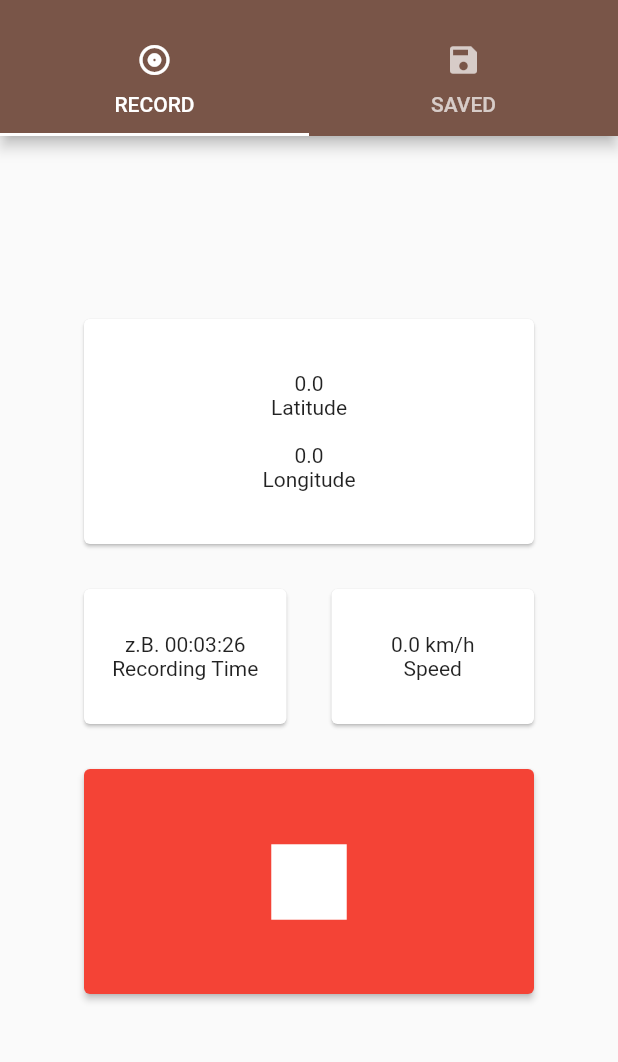
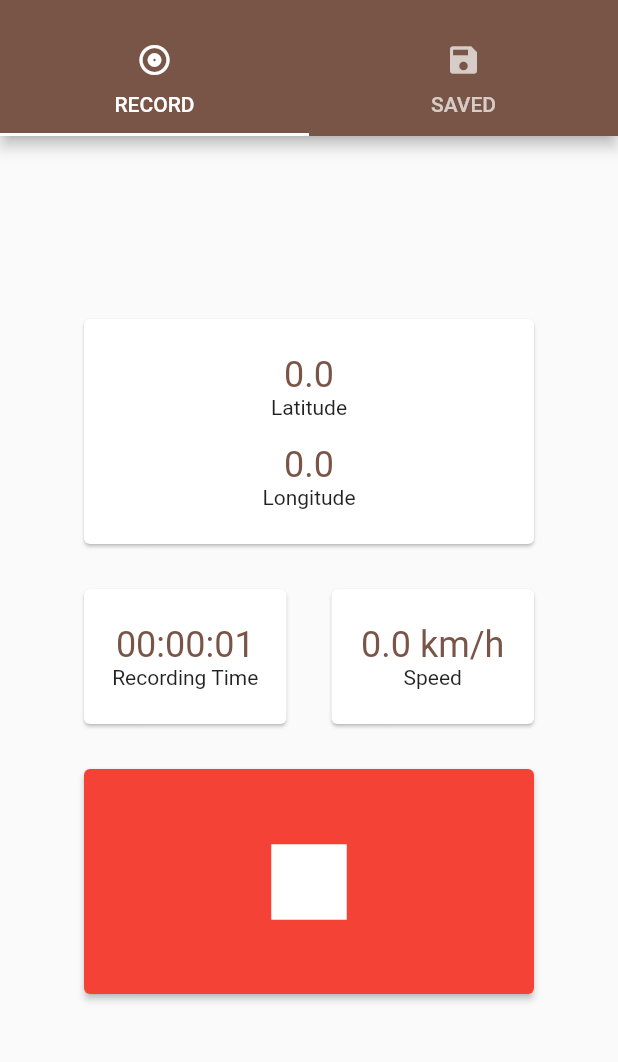
Before and after one commit to semijon26/trackme, a Flutter app: the screen it shows after launch, after a tap on the "play arrow" icon, on a phone screen of 412 x 824 dp, the part 59-1121 px from its top. Run offline on Flutter 3.47's test engine with Material 2 defaults, Android fonts, the phone set to English and light mode, and no system bars; our stand-ins replace flutter_slidable, geolocator, hive, hive_flutter; accounts and stored records are empty.

Commit message:
fixed Record page refreshing and information representation

```diff
--- a/lib/ui/main.dart
+++ b/lib/ui/main.dart
@@ -16,6 +16,7 @@ import 'package:flutter_slidable/flutter_slidable.dart';
 Recorder recorder = Recorder();
 DateFormat dateFormatter = DateFormat('yyyy-MM-dd');
 DateFormat timeFormatter = DateFormat('h:mm a');
+DateTime? _startButtonTimestamp;
 
 Future<void> main() async {
   await Hive.initFlutter();
@@ -67,12 +68,15 @@ class MyHomePage extends StatefulWidget {
 }
 
 class _MyHomePageState extends State<MyHomePage> {
+  late Timer _timer;
   bool _isRecording = recorder.isRecording;
+  var timestamp = ValueNotifier(recorder.timestamp);
 
   void _switchRecordingStatus() {
     setState(() {
       if (!_isRecording) {
         // nimmt noch nicht auf -> starte
+        _startButtonTimestamp = DateTime.now();
         recorder.startRecording();
         _isRecording = recorder.isRecording;
       } else {
@@ -83,16 +87,8 @@ class _MyHomePageState extends State<MyHomePage> {
     });
   }
 
-  void _refreshData() {
-    Timer.periodic(const Duration(milliseconds: 100), (Timer t) {
-      setState(() {});
-    });
-  }
-
   @override
   Widget build(BuildContext context) {
-    //_refreshData();  -------------NOTWENDIG UM INFOS STÄNDIG ZU AKTUALISIEREN, aber verursacht Performance Verlust---------
-
     return Scaffold(
       appBar: AppBar(
         title: Text(widget.title),
@@ -113,7 +109,10 @@ class _MyHomePageState extends State<MyHomePage> {
 
   Center buildMainPage() {
     return Center(
-      child: Column(
+      child: ValueListenableBuilder(
+        valueListenable: timestamp,
+        builder: (context, n, c) {
+          return Column(
             mainAxisAlignment: MainAxisAlignment.center,
             children: <Widget>[
               SizedBox(
@@ -125,10 +124,12 @@ class _MyHomePageState extends State<MyHomePage> {
                     child: Column(
                       mainAxisAlignment: MainAxisAlignment.center,
                       children: [
-                    Text(_isRecording ? recorder.latitude.toString() : '--'),
+                        Text(_isRecording ? recorder.latitude.toString() : '--',
+                          style: const TextStyle(fontSize: 24, color: Colors.brown),),
                         const Text('Latitude'),
                         Text(''),
-                    Text(_isRecording ? recorder.longitude.toString() : '--'),
+                        Text(_isRecording ? recorder.longitude.toString() : '--',
+                          style: const TextStyle(fontSize: 24, color: Colors.brown),),
                         const Text('Longitude'),
                       ],
                     ),
@@ -147,7 +148,8 @@ class _MyHomePageState extends State<MyHomePage> {
                         child: Column(
                           mainAxisAlignment: MainAxisAlignment.center,
                           children: [
-                    Text(_isRecording ? 'z.B. 00:03:26' : '--'),
+                            Text(_isRecording ? _getRecordingDuration() : '--',
+                              style: const TextStyle(fontSize: 24, color: Colors.brown),),
                             const Text('Recording Time'),
                           ],
                         ),
@@ -163,7 +165,11 @@ class _MyHomePageState extends State<MyHomePage> {
                         child: Column(
                           mainAxisAlignment: MainAxisAlignment.center,
                           children: [
-                        Text(_isRecording ? formatAndCheckSpeedValue(recorder.speed) : '--'),
+                            Text(_isRecording
+                                ? formatAndCheckSpeedValue(recorder.speed)
+                                : '--',
+                              style: const TextStyle(fontSize: 24, color: Colors.brown),
+                            ),
                             const Text('Speed'),
                           ],
                         ),
@@ -181,6 +187,8 @@ class _MyHomePageState extends State<MyHomePage> {
                 child: _getStartStopButtonIcon(),
               ),
             ],
+          );
+        },
       ),
     );
   }
@@ -199,7 +207,6 @@ class _MyHomePageState extends State<MyHomePage> {
     return const Icon(Icons.play_arrow, color: Colors.white, size: 100);
   }
 
-
   Widget buildListView(BuildContext context) {
     return WatchBoxBuilder(
         box: Hive.box('tracks'),
@@ -214,7 +221,7 @@ class _MyHomePageState extends State<MyHomePage> {
                     closeOnScroll: true,
                     dragStartBehavior: DragStartBehavior.start,
                     endActionPane: ActionPane(
-                      extentRatio: .3,
+                      extentRatio: .35,
                       motion: const DrawerMotion(),
                       children: [
                         SlidableAction(
@@ -303,4 +310,27 @@ class _MyHomePageState extends State<MyHomePage> {
     }
     return '$s km/h';
   }
+
+  String _getRecordingDuration() {
+    Duration d = DateTime.now().difference(_startButtonTimestamp!);
+    String twoDigits(int n) => n.toString().padLeft(2, "0");
+    String twoDigitMinutes = twoDigits(d.inMinutes.remainder(60));
+    String twoDigitSeconds = twoDigits(d.inSeconds.remainder(60));
+    return "${twoDigits(d.inHours)}:$twoDigitMinutes:$twoDigitSeconds";
   }
+
+  @override
+  void initState() {
+    _timer = new Timer.periodic(const Duration(milliseconds: 100), (Timer timer) {
+      setState(() {});
+    });
+    super.initState();
+  }
+
+  @override
+  void dispose() {
+    _timer.cancel();
+    super.dispose();
+  }
+
+}
```
Lines whose indentation alone changed are shown as unchanged.
